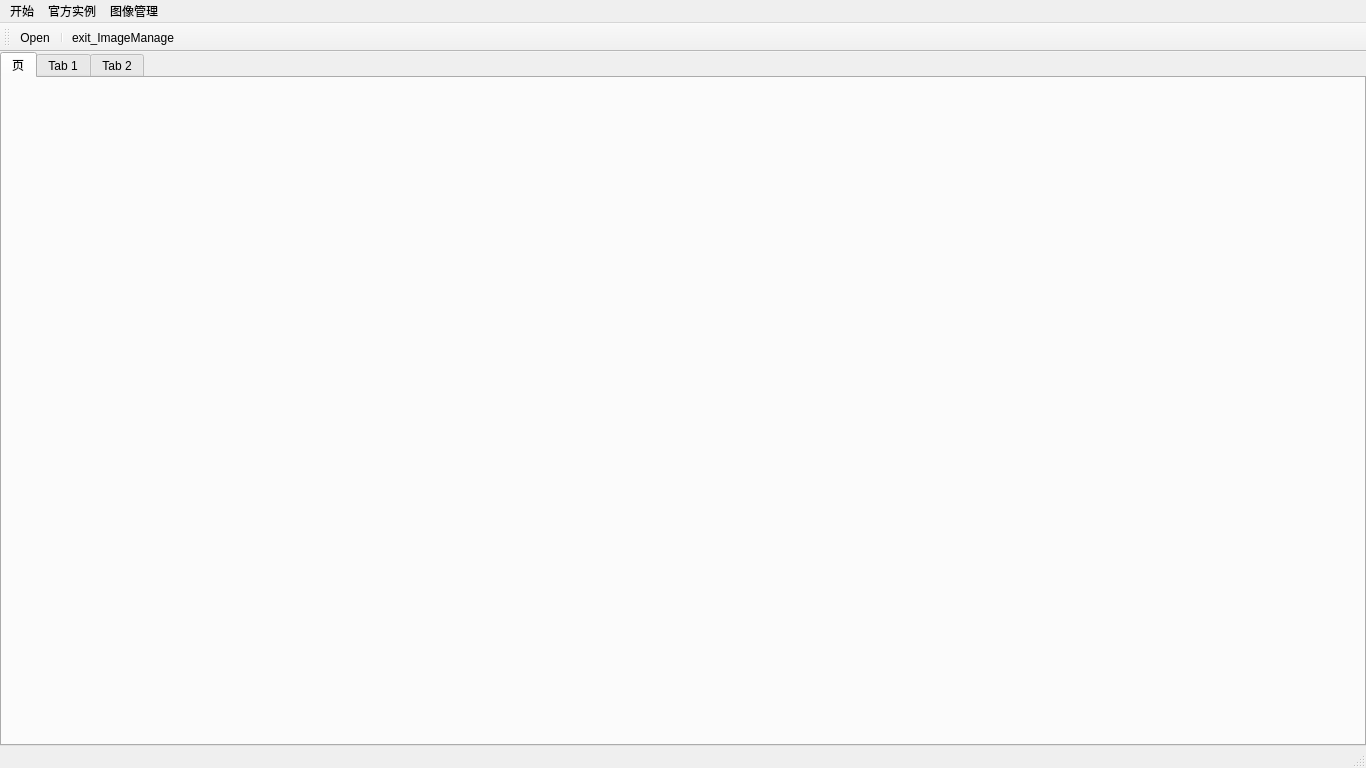
DreamLife-Jianwei/Qt-Vtk, file 03_ThirdVtk/mainwindow.ui: the form before one commit.
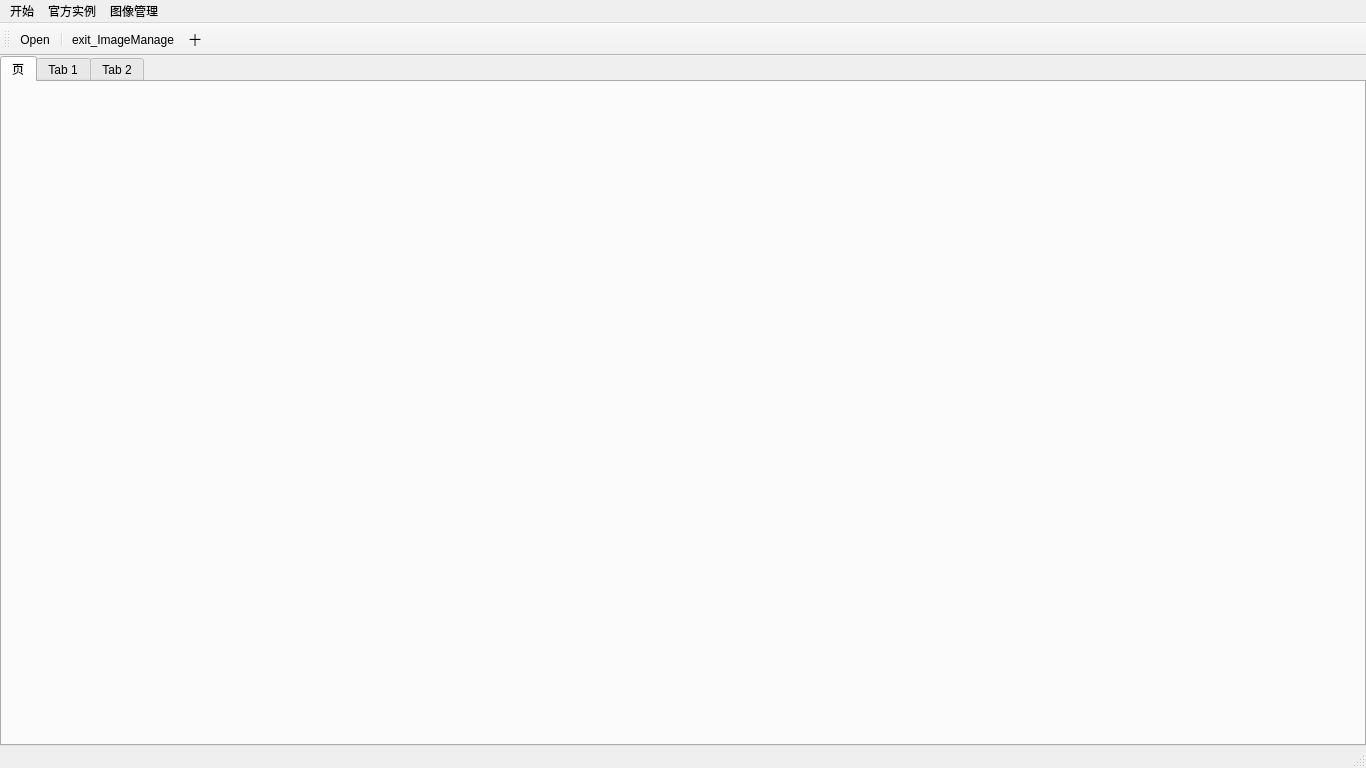
The form after the commit. Icons and pictures are not drawn.

```diff
--- a/03_ThirdVtk/mainwindow.ui
+++ b/03_ThirdVtk/mainwindow.ui
@@ -254,6 +254,7 @@
    <addaction name="actionOpen"/>
    <addaction name="separator"/>
    <addaction name="actionexit_ImageManage"/>
+   <addaction name="actionSetResliceMode"/>
   </widget>
   <widget class="QStatusBar" name="statusBar"/>
   <action name="actionAmbientSpheres">
@@ -434,6 +435,11 @@
     <string>退出图像浏览</string>
    </property>
   </action>
+  <action name="actionSetResliceMode">
+   <property name="text">
+    <string>十</string>
+   </property>
+  </action>
  </widget>
  <layoutdefault spacing="6" margin="11"/>
  <resources>
```
